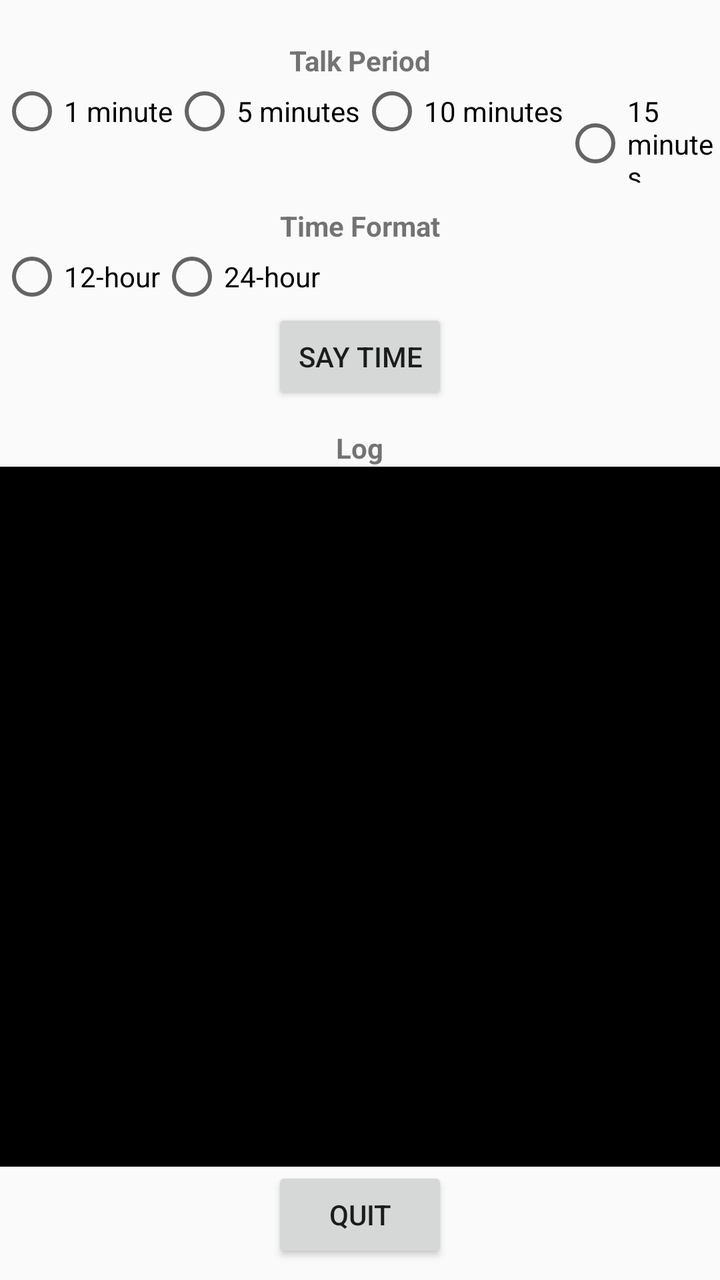
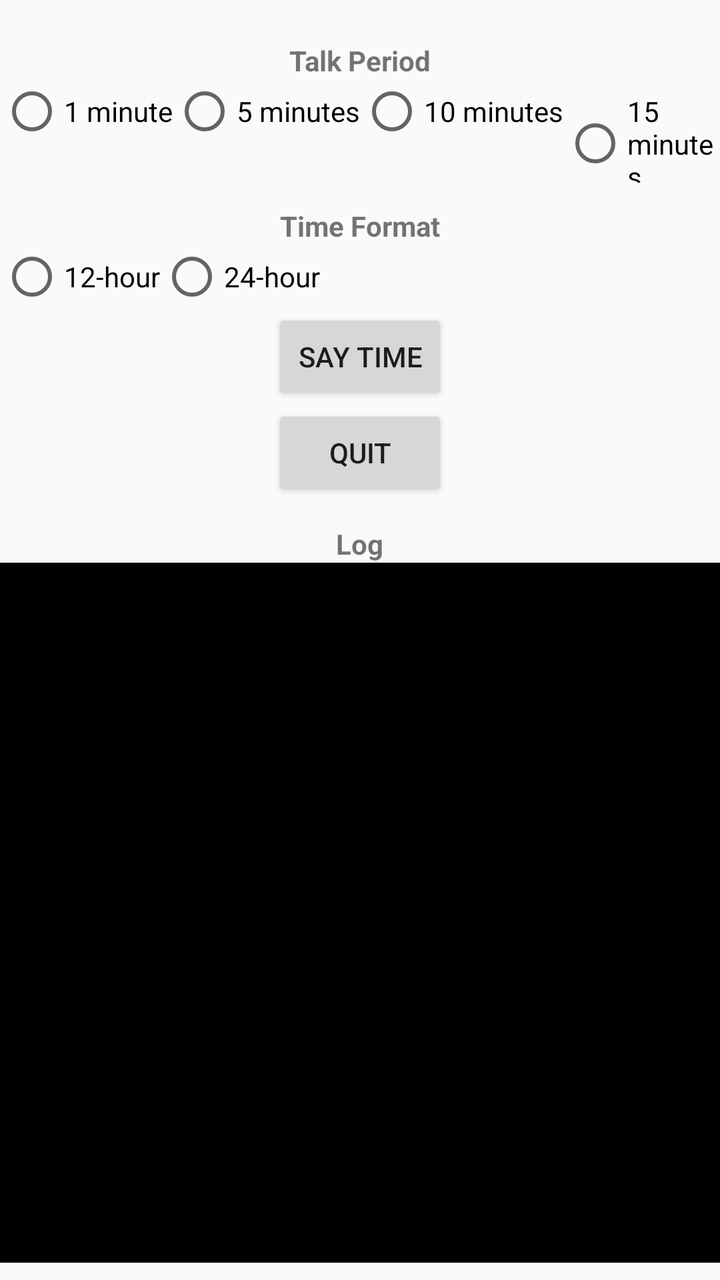

Compare the two renders of this Android layout. The source of the first and the diff that turns it into the second are given below.
<!-- AndroidManifest.xml: application theme Theme.TalkingClock -->
<!-- res/layout/activity_main.xml -->
<?xml version="1.0" encoding="utf-8"?>
<LinearLayout xmlns:android="http://schemas.android.com/apk/res/android"
    android:layout_width="match_parent"
    android:layout_height="match_parent"
    android:gravity="center"
    android:orientation="vertical">

    
    <TextView
        android:layout_width="wrap_content"
        android:layout_height="wrap_content"
        android:text="@string/talk_period"
        android:textStyle="bold"
        android:paddingTop="12dp" />
    <RadioGroup
        android:id="@+id/periodGroup"
        android:layout_width="match_parent"
        android:layout_height="wrap_content"
        android:orientation="horizontal">
        <RadioButton
            android:id="@+id/period1"
            android:layout_width="wrap_content"
            android:layout_height="wrap_content"
            android:text="@string/_1_minute" />
        <RadioButton
            android:id="@+id/period5"
            android:layout_width="wrap_content"
            android:layout_height="wrap_content"
            android:text="@string/_5_minutes" />
        <RadioButton
            android:id="@+id/period10"
            android:layout_width="wrap_content"
            android:layout_height="wrap_content"
            android:text="@string/_10_minutes" />
        <RadioButton
            android:id="@+id/period15"
            android:layout_width="wrap_content"
            android:layout_height="wrap_content"
            android:text="@string/_15_minutes" />
    </RadioGroup>

    
    <TextView
        android:layout_width="wrap_content"
        android:layout_height="wrap_content"
        android:text="@string/time_format"
        android:textStyle="bold"
        android:paddingTop="12dp" />
    <RadioGroup
        android:id="@+id/timeFormatGroup"
        android:layout_width="match_parent"
        android:layout_height="wrap_content"
        android:orientation="horizontal">
        <RadioButton
            android:id="@+id/time12"
            android:layout_width="wrap_content"
            android:layout_height="wrap_content"
            android:text="@string/_12_hour" />
        <RadioButton
            android:id="@+id/time24"
            android:layout_width="wrap_content"
            android:layout_height="wrap_content"
            android:text="@string/_24_hour" />
    </RadioGroup>
    <Button
        android:id="@+id/btnSayTime"
        android:layout_width="wrap_content"
        android:layout_height="wrap_content"
        android:text="@string/say_time" />
    <TextView
        android:layout_width="wrap_content"
        android:layout_height="wrap_content"
        android:text="@string/log"
        android:textStyle="bold"
        android:paddingTop="12dp" />
    <ScrollView
        android:layout_width="match_parent"
        android:layout_height="350dp"
        android:fillViewport="true">
        <TextView
            android:id="@+id/logView"
            android:layout_width="match_parent"
            android:layout_height="wrap_content"
            android:textSize="11sp"
            android:padding="8dp"
            android:textColor="#FFFFFF"
            android:background="#000000"
            android:textIsSelectable="false"
            android:scrollbars="vertical" />
    </ScrollView>
    <Button
        android:id="@+id/btnQuit"
        android:layout_width="wrap_content"
        android:layout_height="wrap_content"
        android:text="@string/quit" />
</LinearLayout>
<!-- resources referenced by this layout -->
<resources>
  <string name="_10_minutes">10 minutes</string>
  <string name="_12_hour">12-hour</string>
  <string name="_15_minutes">15 minutes</string>
  <string name="_1_minute">1 minute</string>
  <string name="_24_hour">24-hour</string>
  <string name="_5_minutes">5 minutes</string>
  <string name="log">Log</string>
  <string name="quit">Quit</string>
  <string name="say_time">Say Time</string>
  <string name="talk_period">Talk Period</string>
  <string name="time_format">Time Format</string>
  <style name="Theme.TalkingClock" parent="Base.Theme.TalkingClock" />
  <style name="Base.Theme.TalkingClock" parent="Theme.AppCompat.Light.DarkActionBar" />
</resources>

<!-- the commit's change to res/layout/activity_main.xml (unified diff, before → after) -->
@@ -67,6 +67,11 @@
         android:layout_width="wrap_content"
         android:layout_height="wrap_content"
         android:text="@string/say_time" />
+    <Button
+        android:id="@+id/btnQuit"
+        android:layout_width="wrap_content"
+        android:layout_height="wrap_content"
+        android:text="@string/quit" />
     <TextView
         android:layout_width="wrap_content"
         android:layout_height="wrap_content"
@@ -88,9 +93,4 @@
             android:textIsSelectable="false"
             android:scrollbars="vertical" />
     </ScrollView>
-    <Button
-        android:id="@+id/btnQuit"
-        android:layout_width="wrap_content"
-        android:layout_height="wrap_content"
-        android:text="@string/quit" />
 </LinearLayout>
